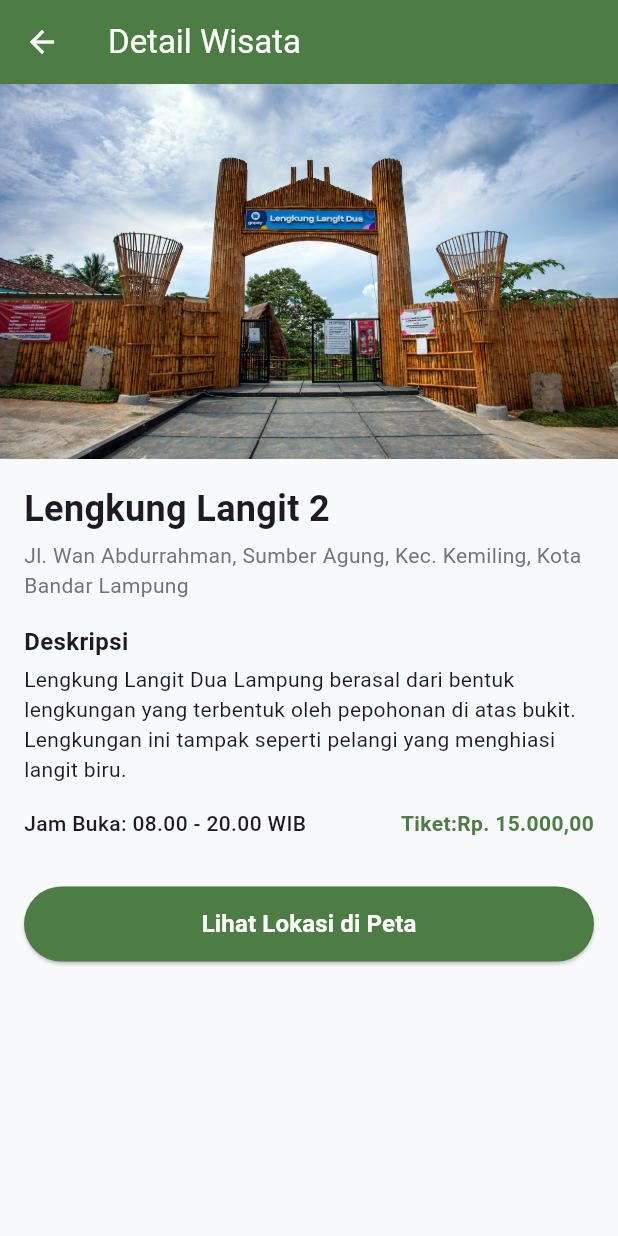
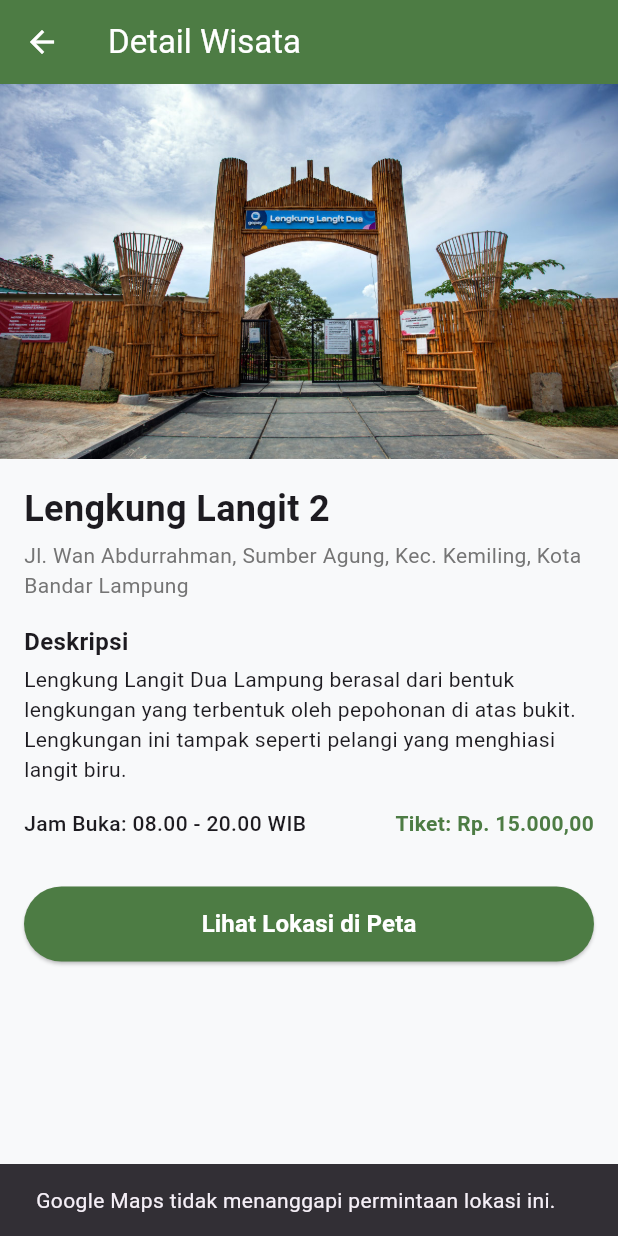
Before and after one commit to baguspangestu-cpu/Project-Desa-Wisata-Sumber-Agung, a Flutter app: the DetailWisataScreen screen opened directly with sample values from the repository, after a tap on "Lihat Lokasi di Peta", on a phone screen of 412 x 824 dp. Run offline on Flutter 3.47's test engine with Material 3 defaults, Android fonts, the phone set to English and light mode, and no system bars.

Commit message:
mengubah di bagian android

```diff
--- a/lib/screens/detail_wisata_screen.dart
+++ b/lib/screens/detail_wisata_screen.dart
@@ -7,22 +7,39 @@ class DetailWisataScreen extends StatelessWidget {
 
   const DetailWisataScreen({super.key, required this.wisata});
 
-  // Fungsi untuk membuka Google Maps secara akurat menggunakan URL eksternal resmi
-  Future<void> _bukaGoogleMaps(String namaTempat, String alamat) async {
-    final String query = Uri.encodeComponent("$namaTempat, $alamat");
-    final Uri url = Uri.parse("https://www.google.com/maps/search/?api=1&query=$query");
+  // KODE PERBAIKAN: Menggunakan URL Intent Universal Google Maps resmi yang stabil untuk Android
+  Future<void> _bukaGoogleMaps(BuildContext context, String namaTempat, String alamat) async {
+    // 1. Membuat query pencarian teks yang aman dari karakter spasi/khusus
+    final String searchQuery = Uri.encodeComponent("$namaTempat, $alamat");
 
-    if (await canLaunchUrl(url)) {
-      await launchUrl(url, mode: LaunchMode.externalApplication);
-    } else {
-      throw Exception('Tidak dapat membuka Google Maps untuk $namaTempat');
+    // 2. Menggunakan URL universal resmi. Sistem Android akan otomatis menawarkan/membuka aplikasi Google Maps bawaan HP
+    final Uri googleMapsUrl = Uri.parse("https://www.google.com/maps/search/?api=1&query=$searchQuery");
+
+    try {
+      if (await canLaunchUrl(googleMapsUrl)) {
+        await launchUrl(
+          googleMapsUrl,
+          mode: LaunchMode.externalApplication, // Wajib menggunakan externalApplication agar dilempar ke aplikasi luar
+        );
+      } else {
+        if (context.mounted) {
+          ScaffoldMessenger.of(context).showSnackBar(
+            const SnackBar(content: Text("Google Maps tidak menanggapi permintaan lokasi ini.")),
+          );
+        }
+      }
+    } catch (e) {
+      if (context.mounted) {
+        ScaffoldMessenger.of(context).showSnackBar(
+          SnackBar(content: Text("Gagal memuat peta: $e")),
+        );
+      }
     }
   }
 
   @override
   Widget build(BuildContext context) {
-    // PERBAIKAN LOGIKA UTAMA: Mengecek apakah nama mengandung kata "Lengkung Langit"
-    // agar fleksibel jika ditulis "Lengkung Langit 2" maupun "Lengkung Langit Dua"
+    // Mengecek apakah nama mengandung kata "Lengkung Langit"
     final String targetImageUrl = (wisata.nama.contains("Lengkung Langit"))
         ? "assets/Lengkung_Langit_Dua.jpg"
         : wisata.imageUrl;
@@ -39,7 +56,7 @@ class DetailWisataScreen extends StatelessWidget {
         child: Column(
           crossAxisAlignment: CrossAxisAlignment.start,
           children: [
-            // MENAMPILKAN GAMBAR SECARA DINAMIS (Bisa Asset Lokal maupun Internet URL)
+            // MENAMPILKAN GAMBAR SECARA DINAMIS
             SizedBox(
               width: double.infinity,
               height: 250,
@@ -91,7 +108,7 @@ class DetailWisataScreen extends StatelessWidget {
                         style: const TextStyle(fontSize: 14, fontWeight: FontWeight.w500),
                       ),
                       Text(
-                        wisata.hargaTiket == 0 ? "Sesuai Menu" : "Tiket:${wisata.hargaTiket}",
+                        wisata.hargaTiket == 0 ? "Sesuai Menu" : "Tiket: ${wisata.hargaTiket}",
                         style: const TextStyle(
                           fontSize: 14,
                           fontWeight: FontWeight.bold,
@@ -114,7 +131,8 @@ class DetailWisataScreen extends StatelessWidget {
                         ),
                       ),
                       onPressed: () {
-                        _bukaGoogleMaps(wisata.nama, wisata.lokasi);
+                        // Meneruskan BuildContext ke fungsi untuk keamanan widget mounted
+                        _bukaGoogleMaps(context, wisata.nama, wisata.lokasi);
                       },
                       child: const Text(
                         "Lihat Lokasi di Peta",
```
Also changed, not shown: 2 other files.
